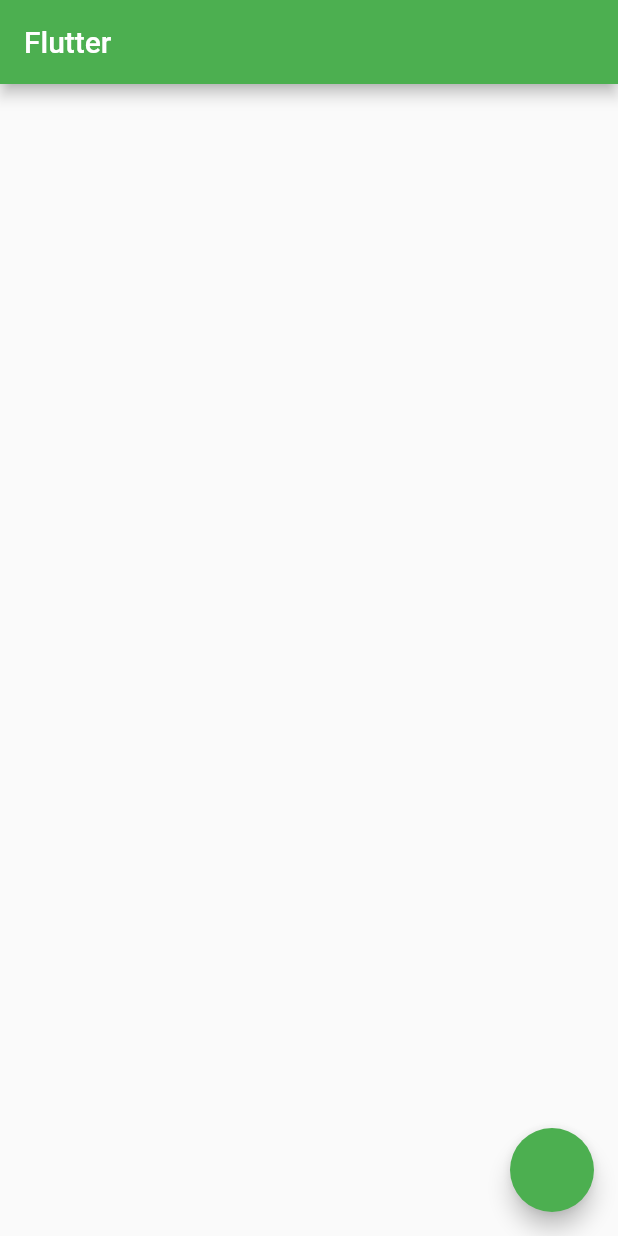
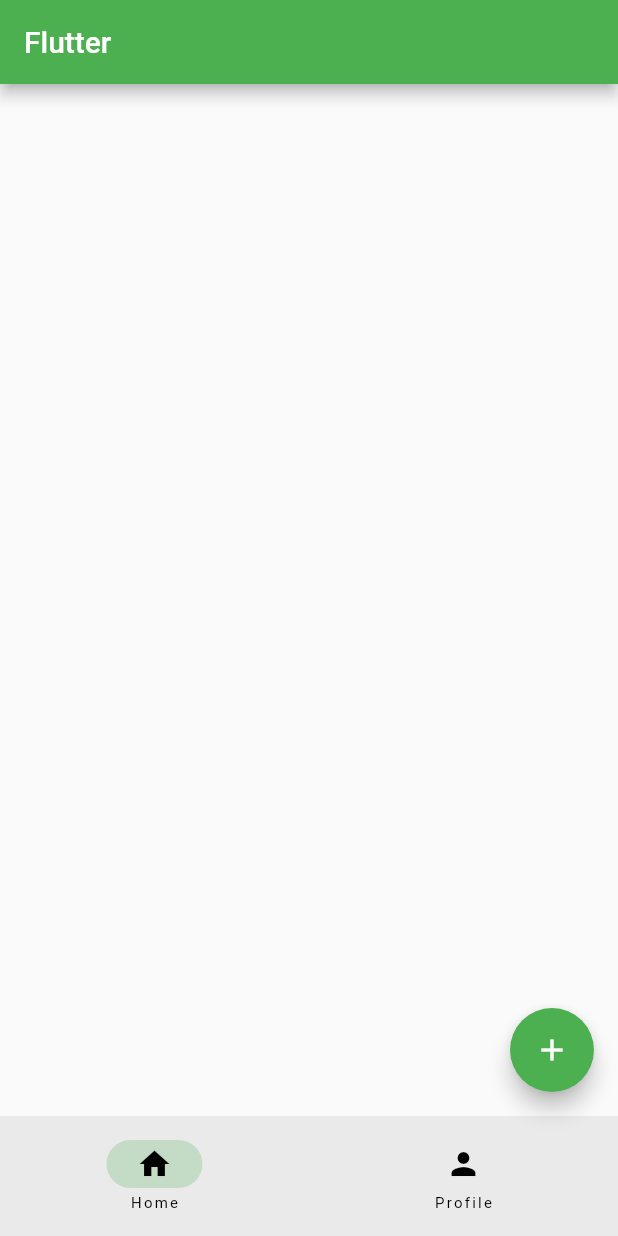
Before and after one commit to Nuwan-Wi/Futter_TestApp, a Flutter app: the screen it shows after launch, on a phone screen of 412 x 824 dp. Run offline on Flutter 3.47's test engine with Material 2 defaults, Android fonts, the phone set to English and light mode, and no system bars.

Commit message:
Botem Navigation bar added

```diff
--- a/lib/main.dart
+++ b/lib/main.dart
@@ -25,6 +25,7 @@ class RootPage extends StatefulWidget {
 }
 
 class _RootPageState extends State<RootPage> {
+  int currentPage = 0;
   @override
   Widget build(BuildContext context) {
     return Scaffold(
@@ -32,8 +33,22 @@ class _RootPageState extends State<RootPage> {
         title: const Text('Flutter'),
       ),
       floatingActionButton: FloatingActionButton(
-        onPressed: () {},
-        ),
+        onPressed: () {
+          debugPrint('Floating Action Button');
+        },
+        child: const Icon(Icons.add),
+      ),
+      bottomNavigationBar: NavigationBar(
+        destinations: const [
+          NavigationDestination(icon: Icon(Icons.home), label: 'Home'),
+          NavigationDestination(icon: Icon(Icons.person), label: 'Profile'),
+        ],
+        onDestinationSelected: (int index) {
+          setState(() {
+            currentPage = index;
+          });
+        },
+      ),
     );
   }
 }
```
